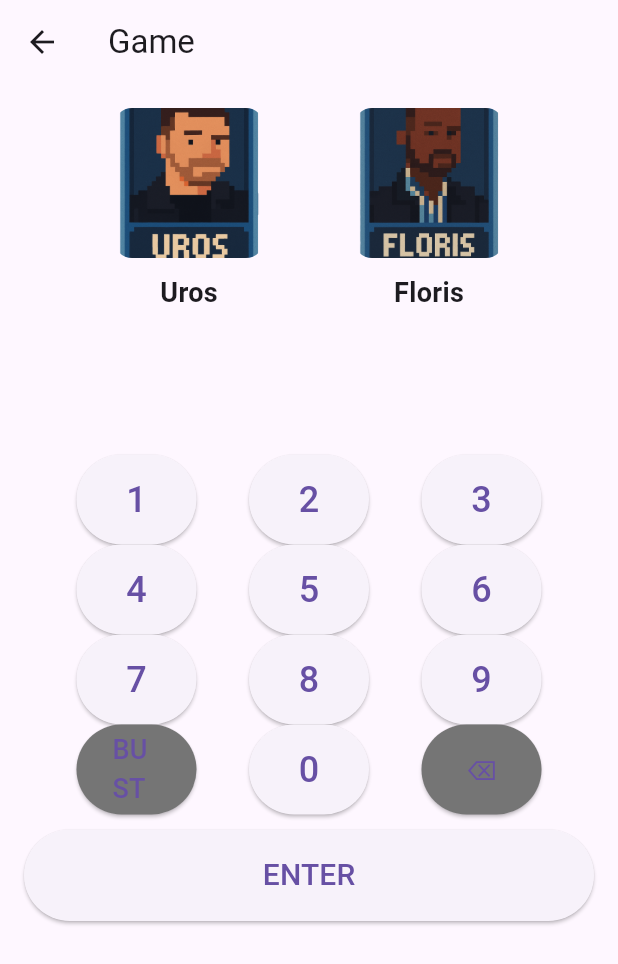
After one commit to uki1998/dart-scores-app, a Flutter app: the Game screen opened directly, on a phone screen of 412 x 824 dp. The commit adds this screen. Shown: the top 964 px of the screen. Run offline on Flutter 3.47's test engine with Material 3 defaults, Android fonts, the phone set to English and light mode, and no system bars.

Commit message:
added game screen

```diff
--- /dev/null
+++ b/lib/game.dart
@@ -0,0 +1,139 @@
+import 'package:flutter/material.dart';
+
+class Game extends StatefulWidget {
+  @override
+  _GameState createState() => _GameState();
+}
+
+class _GameState extends State<Game> {
+  String currentInput = '';
+  void handleNumberPress(int number) {
+    setState(() {
+      currentInput += number.toString();
+    });
+  }
+
+  void handleAction(String action) {
+    setState(() {
+      if (action == '⌫' && currentInput.isNotEmpty) {
+        currentInput = currentInput.substring(0, currentInput.length - 1);
+      } else if (action == 'BUST') {
+        currentInput = '';
+        // You can add more logic later
+      }
+    });
+  }
+
+  void handleEnter() {
+    print('Entered score: $currentInput');
+    // Add logic to apply score
+    setState(() {
+      currentInput = '';
+    });
+  }
+
+  Widget _buildNumberButton(int number) {
+    return ElevatedButton(
+      onPressed: () {
+        handleNumberPress(number);
+      },
+      child: Text('$number', style: TextStyle(fontSize: 24)),
+      style: ElevatedButton.styleFrom(fixedSize: Size(80, 60)),
+    );
+  }
+
+  Widget _buildActionButton(String label) {
+    return ElevatedButton(
+      onPressed: () {
+        handleAction(label);
+      },
+      child: Text(label, style: TextStyle(fontSize: 18)),
+      style: ElevatedButton.styleFrom(
+        fixedSize: Size(80, 60),
+        backgroundColor: Colors.grey[600],
+      ),
+    );
+  }
+
+  Widget build(BuildContext context) {
+    return Scaffold(
+      appBar: AppBar(title: Text('Game')),
+      body: SingleChildScrollView(
+        child: Padding(
+          padding: const EdgeInsets.all(16.0),
+          child: Column(
+            children: [
+              // Player pictures and names
+              Row(
+                mainAxisAlignment: MainAxisAlignment.spaceEvenly,
+                children: [
+                  _buildPlayerColumn('Uros', 'assets/images/uros.png'),
+                  _buildPlayerColumn('Floris', 'assets/images/floris.png'),
+                ],
+              ),
+              SizedBox(height: 30),
+
+              // Show current input
+              Text(
+                currentInput,
+                style: TextStyle(fontSize: 32, fontWeight: FontWeight.bold),
+              ),
+              SizedBox(height: 20),
+
+              // Calculator layout
+              Row(
+                mainAxisAlignment: MainAxisAlignment.spaceEvenly,
+                children: [1, 2, 3].map(_buildNumberButton).toList(),
+              ),
+              Row(
+                mainAxisAlignment: MainAxisAlignment.spaceEvenly,
+                children: [4, 5, 6].map(_buildNumberButton).toList(),
+              ),
+              Row(
+                mainAxisAlignment: MainAxisAlignment.spaceEvenly,
+                children: [7, 8, 9].map(_buildNumberButton).toList(),
+              ),
+              Row(
+                mainAxisAlignment: MainAxisAlignment.spaceEvenly,
+                children: [
+                  _buildActionButton('BUST'),
+                  _buildNumberButton(0),
+                  _buildActionButton('⌫'),
+                ],
+              ),
+              SizedBox(height: 10),
+              SizedBox(
+                width: double.infinity,
+                child: ElevatedButton(
+                  onPressed: handleEnter,
+                  style: ElevatedButton.styleFrom(
+                    padding: EdgeInsets.symmetric(vertical: 16),
+                  ),
+                  child: Text('ENTER', style: TextStyle(fontSize: 20)),
+                ),
+              ),
+            ],
+          ),
+        ),
+      ),
+    );
+  }
+}
+
+Widget _buildPlayerColumn(String name, String imagePath) {
+  return Column(
+    children: [
+      ClipRRect(
+        borderRadius: BorderRadius.circular(12),
+        child: Image.asset(
+          imagePath,
+          width: 100,
+          height: 100,
+          fit: BoxFit.cover,
+        ),
+      ),
+      SizedBox(height: 10),
+      Text(name, style: TextStyle(fontSize: 18, fontWeight: FontWeight.bold)),
+    ],
+  );
+}
--- a/lib/main.dart
+++ b/lib/main.dart
@@ -9,7 +9,7 @@ class MyApp extends StatelessWidget {
   @override
   Widget build(BuildContext context) {
     return MaterialApp(
-      title: 'UROS VS. FLORIS',
+      title: 'Dart scores',
       theme: ThemeData(primarySwatch: Colors.blue),
       home: StartNewGameScreen(),
     );
@@ -20,7 +20,7 @@ class StartNewGameScreen extends StatelessWidget {
   @override
   Widget build(BuildContext context) {
     return Scaffold(
-      appBar: AppBar(title: Text('Dart Scores')),
+      appBar: AppBar(title: Text('UROS VS. FLORIS')),
       body: Center(
         child: ElevatedButton(
           onPressed: () {
--- a/lib/player_selection.dart
+++ b/lib/player_selection.dart
@@ -1,4 +1,5 @@
 import 'package:flutter/material.dart';
+import 'game.dart';
 
 class Player {
   final String imagePath;
@@ -41,8 +42,8 @@ class _PlayerSelectionScreenState extends State<PlayerSelectionScreen> {
               padding: EdgeInsets.all(20),
               gridDelegate: SliverGridDelegateWithFixedCrossAxisCount(
                 crossAxisCount: 2, // two players side by side
-                mainAxisSpacing: 20,
-                crossAxisSpacing: 20,
+                mainAxisSpacing: 300,
+                crossAxisSpacing: 300,
               ),
               itemCount: players.length,
               itemBuilder: (context, index) {
@@ -56,7 +57,7 @@ class _PlayerSelectionScreenState extends State<PlayerSelectionScreen> {
                     decoration: BoxDecoration(
                       border: Border.all(
                         color: isSelected ? Colors.green : Colors.grey,
-                        width: 3,
+                        width: 5,
                       ),
                       borderRadius: BorderRadius.circular(15),
                     ),
@@ -73,8 +74,6 @@ class _PlayerSelectionScreenState extends State<PlayerSelectionScreen> {
                           ),
                         ),
                         SizedBox(height: 10),
-
-                        SizedBox(height: 10),
                       ],
                     ),
                   ),
@@ -87,7 +86,10 @@ class _PlayerSelectionScreenState extends State<PlayerSelectionScreen> {
               padding: EdgeInsets.all(20),
               child: ElevatedButton(
                 onPressed: () {
-                  // TODO: Navigate to the game screen
+                  Navigator.push(
+                    context,
+                    MaterialPageRoute(builder: (context) => Game()),
+                  );
                 },
                 child: Text('Start Game'),
               ),
```
